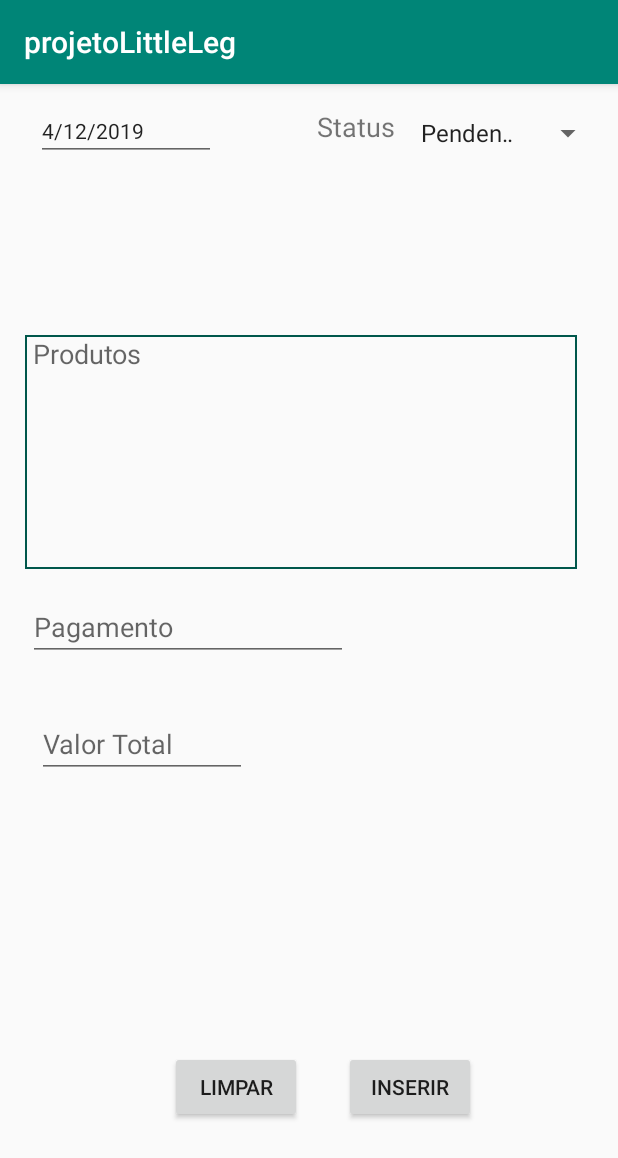
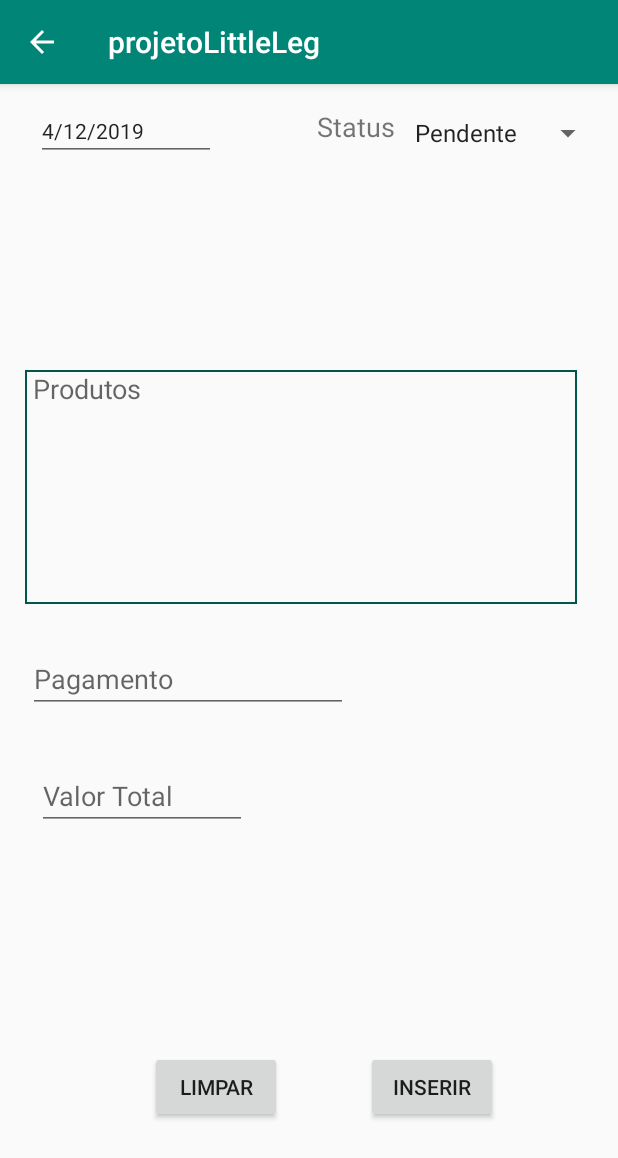
Before and after one commit to ErikNisiStein/LittleLeg, an Android app: the CadastraProdutos screen opened directly, with no data from a screen before it, on a phone screen of 412 x 824 dp. Shown: the top 1158 px of the screen. Run offline under Robolectric (Android 15) with nearby library versions, the phone set to English and light mode, and no system bars.

Commit message:
18h 04/12

```diff
--- a/app/src/main/java/com/example/projetolittleleg/Adaptador.java
+++ b/app/src/main/java/com/example/projetolittleleg/Adaptador.java
@@ -8,6 +8,7 @@ import android.view.ViewGroup;
 import android.widget.ArrayAdapter;
 import android.widget.CheckBox;
 import android.widget.TextView;
+import android.widget.ThemedSpinnerAdapter;
 
 import androidx.annotation.NonNull;
 import androidx.annotation.Nullable;
--- a/app/src/main/java/com/example/projetolittleleg/BD.java
+++ b/app/src/main/java/com/example/projetolittleleg/BD.java
@@ -25,7 +25,7 @@ public class BD extends SQLiteOpenHelper{
 
     public void onCreate(SQLiteDatabase db){
         db.execSQL ( " CREATE TABLE "  +  TABELA  +  " ( "  +
-                ID  +  " INTEGER PRIMARY KEY AUTOINCREMENT, "  +
+                ID  +  " INT PRIMARY KEY AUTOINCREMENT, "  +
                 PRODUTO  +  " TEXT, "  +
                 DATAPAG  +  " TEXT, " +
                 DATACOMP + " TEXT, " +
--- a/app/src/main/java/com/example/projetolittleleg/CadastraProdutos.java
+++ b/app/src/main/java/com/example/projetolittleleg/CadastraProdutos.java
@@ -12,7 +12,10 @@ import android.widget.Spinner;
 
 import java.text.SimpleDateFormat;
 import java.time.LocalTime;
+import java.util.ArrayList;
+import java.util.Arrays;
 import java.util.Date;
+import java.util.List;
 
 public class CadastraProdutos extends AppCompatActivity {
     Date data = new Date();
@@ -39,8 +42,11 @@ public class CadastraProdutos extends AppCompatActivity {
 
         super.onCreate(savedInstanceState);
         setContentView(R.layout.activity_cadastra_produtos);
-        dao = new DAO(this);
+        dao = new DAO(getApplicationContext());
         bd = new BD(this);
+
+        assert getSupportActionBar() != null;
+        getSupportActionBar().setDisplayHomeAsUpEnabled(true);
 
         //carrega campos
         dataCompra = findViewById(R.id.edt_DatComp);
@@ -67,16 +73,20 @@ public class CadastraProdutos extends AppCompatActivity {
         inserir.setOnClickListener(new View.OnClickListener() {
             @Override
             public void onClick(View v) {
+
                 //verifica status p/ inserção
                 if (sp.getSelectedItem().equals("Pendente")) {
                     status = Produto.STATUS_ATIVO;
+                    System.out.println("pendente");
                 } else if (sp.getSelectedItem().equals("Pago")) {
                     status = Produto.STATUS_ARQUIVADO;
+                    System.out.println("arquivado");
                 }
-                //objeto Produto com campos
-                final Produto prod = new Produto(produtos.getText().toString(), dataPag.getText().toString(), dataCompra.getText().toString(),
+                //objeto Produto com campo
+                Produto prod = new Produto(produtos.getText().toString(), dataPag.getText().toString(), dataCompra.getText().toString(),
                         comprador.getText().toString(), valor.getText().toString(), status);
                 dao.criarProduto(prod);
+
                 finish();
 
             }
@@ -91,13 +101,12 @@ public class CadastraProdutos extends AppCompatActivity {
 
 public void load_spinner(Spinner sp)
 {
-    String[] arraySpinner = new String[] {
-            " Pendente ", " Pago "
-    };
+    List<String> arraySpinner = new ArrayList<>(Arrays.asList("Pendente", "Pago"));
         ArrayAdapter<String> adapter = new ArrayAdapter<String>(this,
             android.R.layout.simple_spinner_item, arraySpinner);
     adapter.setDropDownViewResource(android.R.layout.simple_spinner_dropdown_item);
-    sp.setAdapter(adapter);
+   sp.setAdapter(adapter);
+
 }
 
 public void clear (){
--- a/app/src/main/res/layout/activity_cadastra_produtos.xml
+++ b/app/src/main/res/layout/activity_cadastra_produtos.xml
@@ -66,19 +66,28 @@
         android:layout_width="wrap_content"
         android:layout_height="wrap_content"
         android:layout_marginStart="28dp"
+        android:layout_marginTop="225dp"
+        android:layout_marginEnd="94dp"
         android:layout_marginBottom="75dp"
         android:text="Inserir"
         app:layout_constraintBottom_toBottomOf="parent"
-        app:layout_constraintStart_toEndOf="@+id/btn_limpar" />
+        app:layout_constraintEnd_toEndOf="parent"
+        app:layout_constraintStart_toEndOf="@+id/btn_limpar"
+        app:layout_constraintTop_toBottomOf="@+id/edt_DatPag" />
 
     <Button
         android:id="@+id/btn_limpar"
         android:layout_width="wrap_content"
         android:layout_height="wrap_content"
         android:layout_marginStart="113dp"
+        android:layout_marginTop="147dp"
+        android:layout_marginEnd="28dp"
+        android:layout_marginBottom="75dp"
         android:text="Limpar"
-        app:layout_constraintBaseline_toBaselineOf="@+id/btn_inserir"
-        app:layout_constraintStart_toStartOf="parent" />
+        app:layout_constraintBottom_toBottomOf="parent"
+        app:layout_constraintEnd_toStartOf="@+id/btn_inserir"
+        app:layout_constraintStart_toStartOf="parent"
+        app:layout_constraintTop_toBottomOf="@+id/edt_valor" />
 
     <EditText
         android:id="@+id/edt_valor"
```
